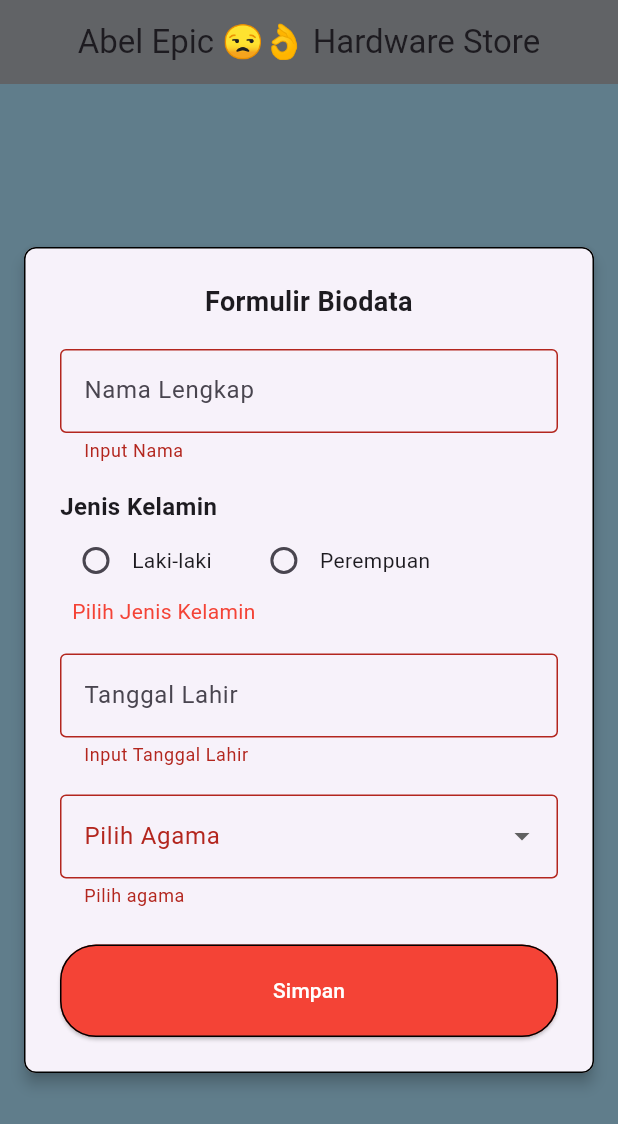
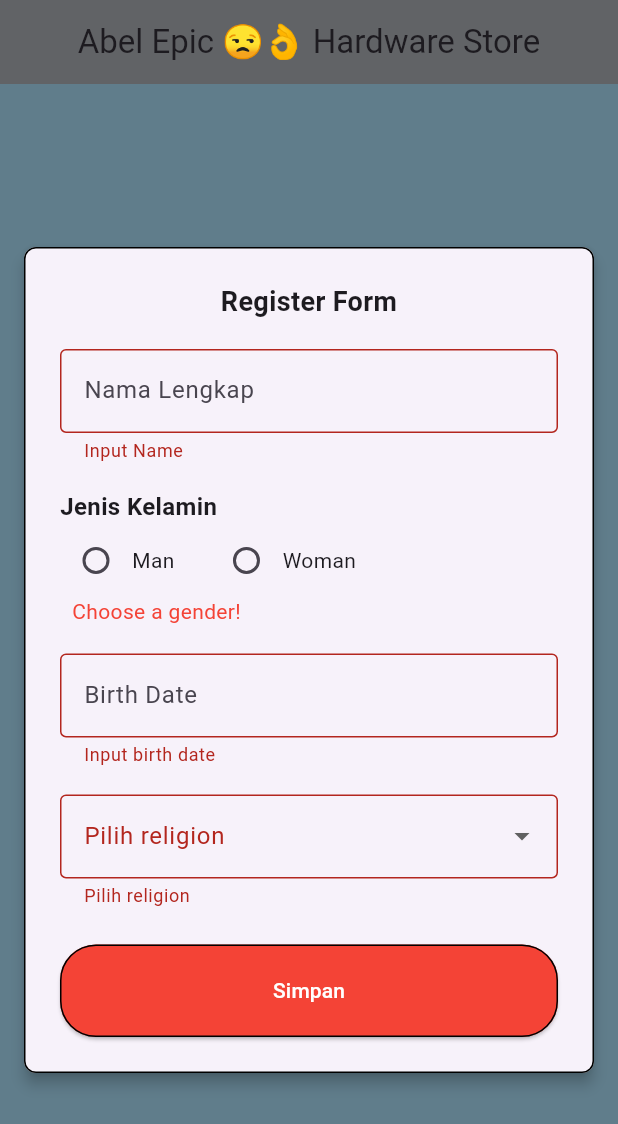
Before and after one commit to Hatt623/belajar-flutter, a Flutter app: the screen it shows after launch, after a tap on "Simpan", on a phone screen of 412 x 824 dp. Shown: the top 1124 px of the screen. Run offline on Flutter 3.47's test engine with Material 3 defaults, Android fonts, the phone set to English and light mode, and no system bars.

Commit message:
[kembali belajar flutter] latihan demo ujian changes 08/01/2025

```diff
--- a/lib/PKL/belajar_mandiri/Navgiation.dart
+++ b/lib/PKL/belajar_mandiri/Navgiation.dart
@@ -1,4 +1,3 @@
-import 'package:belajar_flutter/PKL/belajar_mandiri/buttons.dart';
 import 'package:flutter/material.dart';
 
 class Navigation extends StatelessWidget {
--- a/lib/latihan/demoUjian/package.dart
+++ b/lib/latihan/demoUjian/package.dart
@@ -3,11 +3,11 @@ import 'package:belajar_flutter/main_layout.dart';
 import 'package:flutter/material.dart';
 
 class Package extends StatelessWidget {
-  final String agama;
+  final String religion;
 
   Package({
     Key? key,
-    required this.agama,
+    required this.religion,
   }) : super(key: key);
 
   final List<Map<String, String>> package = const [
@@ -38,7 +38,7 @@ class Package extends StatelessWidget {
         child: GridView.builder(
           itemCount: package.length,
           gridDelegate: const SliverGridDelegateWithFixedCrossAxisCount(
-            crossAxisCount: 2, // 2 Kolom
+            crossAxisCount: 2,
             crossAxisSpacing: 10,
             mainAxisSpacing: 10,
             childAspectRatio: 0.8,
--- a/lib/latihan/demoUjian/register.dart
+++ b/lib/latihan/demoUjian/register.dart
@@ -19,9 +19,9 @@ class _RegisterFormState extends State<RegisterForm> {
 
   String _jk = "";
   String? _jkError;
-  String _pilihAgama = "";
+  String _chooseReligion = "";
 
-  final List<String> agama = [
+  final List<String> religion = [
     "Islam",
     "Protestan",
     "Katholik",
@@ -54,13 +54,15 @@ class _RegisterFormState extends State<RegisterForm> {
                 ),
                 child: Padding(
               padding: const EdgeInsets.all(24),
+
+              // form register
               child: Form(
                 key: _formKey,
                 child: Column(
                   crossAxisAlignment: CrossAxisAlignment.stretch,
                   children: [
                     Text(
-                      "Formulir Biodata",
+                      "Register Form",
                       style: TextStyle(
                         fontWeight: FontWeight.bold,
                         fontSize: 18,
@@ -77,7 +79,7 @@ class _RegisterFormState extends State<RegisterForm> {
                         border: OutlineInputBorder(),
                       ),
                       validator: (value) {
-                        if (value!.isEmpty) return 'Input Nama';
+                        if (value!.isEmpty) return 'Input Name';
                         return null;
                       },
                     ),
@@ -97,7 +99,7 @@ class _RegisterFormState extends State<RegisterForm> {
                     Row(
                       children: [
                         Radio<String>(
-                          value: "Laki-laki",
+                          value: "Man",
                           groupValue: _jk,
                           onChanged: (value) {
                             setState(() {
@@ -106,11 +108,11 @@ class _RegisterFormState extends State<RegisterForm> {
                             });
                           },
                         ),
-                        Text("Laki-laki"),
+                        Text("Man"),
                         SizedBox(width: 24),
 
                         Radio<String>(
-                          value: "Perempuan",
+                          value: "Woman",
                           groupValue: _jk,
                           onChanged: (value) {
                             setState(() {
@@ -119,7 +121,7 @@ class _RegisterFormState extends State<RegisterForm> {
                             });
                           },
                         ),
-                        Text("Perempuan"),
+                        Text("Woman"),
                       ],
                     ),
                     if (_jkError != null)
@@ -132,15 +134,15 @@ class _RegisterFormState extends State<RegisterForm> {
                       ),
                     const SizedBox(height: 18),
 
-                    // Tanggal Lahir
+                    // birth date
                     TextFormField(
                       controller: tglLahirController,
                       decoration: InputDecoration(
-                        hintText: "Tanggal Lahir",
+                        hintText: "Birth Date",
                         border: OutlineInputBorder(),
                       ),
                       validator: (value) {
-                        if (value!.isEmpty) return 'Input Tanggal Lahir';
+                        if (value!.isEmpty) return 'Input birth date';
                         return null;
                       },
                       readOnly: true,
@@ -161,14 +163,14 @@ class _RegisterFormState extends State<RegisterForm> {
                     ),
                     const SizedBox(height: 18),
 
-                    // Pilih Agama
+                    // Pilih religion
                     DropdownButtonFormField<String>(
                       decoration: InputDecoration(
-                        labelText: "Pilih Agama",
+                        labelText: "Pilih religion",
                         border: OutlineInputBorder(),
                       ),
                       items:
-                        agama
+                        religion
                           .map(
                             (item) => DropdownMenuItem(
                               value: item,
@@ -178,12 +180,12 @@ class _RegisterFormState extends State<RegisterForm> {
                           .toList(),
                       onChanged: (value) {
                         setState(() {
-                          _pilihAgama = value!;
+                          _chooseReligion = value!;
                         });
                       },
                       validator: (value) {
                         if (value == null || value.isEmpty) {
-                          return 'Pilih agama';
+                          return 'Pilih religion';
                         }
                         return null;
                       },
@@ -212,6 +214,7 @@ class _RegisterFormState extends State<RegisterForm> {
                       ],
                     ),
                   ),
+
                 ),
               ),
             ),
@@ -224,7 +227,7 @@ class _RegisterFormState extends State<RegisterForm> {
   void _submit() {
       final isValid = _formKey.currentState!.validate();
       if (_jk.isEmpty) {
-        setState(() => _jkError = 'Pilih Jenis Kelamin');
+        setState(() => _jkError = 'Choose a gender!');
       }
 
       if (!isValid || _jk.isEmpty) return;
@@ -234,7 +237,7 @@ class _RegisterFormState extends State<RegisterForm> {
         MaterialPageRoute(
           builder:
             (context) => Package(
-              agama: _pilihAgama,
+              religion: _chooseReligion,
             ),
         ),
       );
--- a/lib/stack_widget/stack_dua.dart
+++ b/lib/stack_widget/stack_dua.dart
@@ -1,4 +1,3 @@
-import 'package:belajar_flutter/main_layout.dart';
 import 'package:flutter/material.dart';
 
 class StackDua extends StatelessWidget {
```
Also changed, not shown: lib/latihan/demoUjian/payment_detail.dart (+22 -9 lines).
